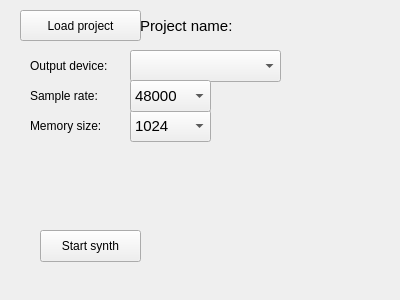
Above: wavetable-synth/python/wavetable_gui.ui from kj-jondell/Diabetes-Synth before the change. Below: the same form after it.
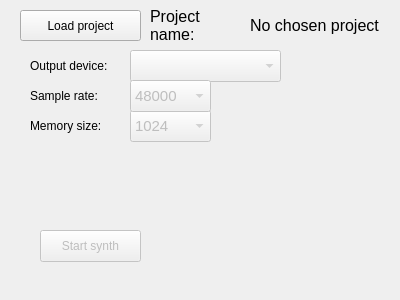
That is the form after the change.

Commit message: no write file option or centroids button

Patch:
```diff
--- a/wavetable-synth/python/wavetable_gui.ui
+++ b/wavetable-synth/python/wavetable_gui.ui
@@ -24,7 +24,7 @@
   </property>
   <property name="maximumSize">
    <size>
-    <width>400</width>
+    <width>500</width>
     <height>300</height>
    </size>
   </property>
@@ -32,6 +32,9 @@
    <string>Form</string>
   </property>
   <widget class="QComboBox" name="output_devices">
+   <property name="enabled">
+    <bool>false</bool>
+   </property>
    <property name="geometry">
     <rect>
      <x>130</x>
@@ -63,6 +66,9 @@
    </property>
   </widget>
   <widget class="QPushButton" name="run">
+   <property name="enabled">
+    <bool>false</bool>
+   </property>
    <property name="geometry">
     <rect>
      <x>40</x>
@@ -76,6 +82,9 @@
    </property>
   </widget>
   <widget class="QComboBox" name="memory_size">
+   <property name="enabled">
+    <bool>false</bool>
+   </property>
    <property name="geometry">
     <rect>
      <x>130</x>
@@ -145,19 +154,19 @@
   <widget class="QLabel" name="project_name">
    <property name="geometry">
     <rect>
-     <x>140</x>
+     <x>250</x>
      <y>10</y>
-     <width>251</width>
+     <width>131</width>
      <height>31</height>
     </rect>
    </property>
    <property name="font">
     <font>
-     <pointsize>11</pointsize>
+     <pointsize>12</pointsize>
     </font>
    </property>
    <property name="text">
-    <string>Project name: </string>
+    <string>No chosen project</string>
    </property>
    <property name="alignment">
     <set>Qt::AlignLeading|Qt::AlignLeft|Qt::AlignVCenter</set>
@@ -183,6 +192,9 @@
    </property>
   </widget>
   <widget class="QComboBox" name="sample_rate">
+   <property name="enabled">
+    <bool>false</bool>
+   </property>
    <property name="geometry">
     <rect>
      <x>130</x>
@@ -220,6 +232,30 @@
     </property>
    </item>
   </widget>
+  <widget class="QLabel" name="label_4">
+   <property name="geometry">
+    <rect>
+     <x>150</x>
+     <y>10</y>
+     <width>81</width>
+     <height>31</height>
+    </rect>
+   </property>
+   <property name="font">
+    <font>
+     <pointsize>12</pointsize>
+    </font>
+   </property>
+   <property name="text">
+    <string>Project name:</string>
+   </property>
+   <property name="alignment">
+    <set>Qt::AlignLeading|Qt::AlignLeft|Qt::AlignVCenter</set>
+   </property>
+   <property name="wordWrap">
+    <bool>true</bool>
+   </property>
+  </widget>
  </widget>
  <resources/>
  <connections/>
```
Left out of the diff: 3 changed lines with no effect on the pictures. The commit also changes 7 other files.
